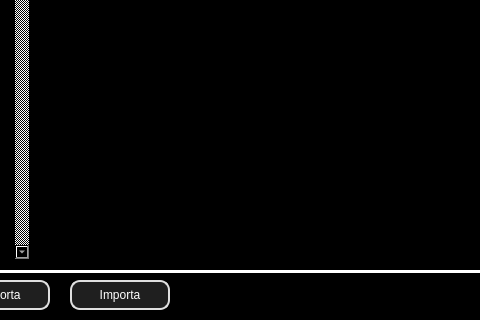
The window that UI/elementsProfile_dlg.ui (AntonioRIcca/ARStool) describes before a commit, drawn with Qt 5; both pictures show x 180 to 660 and y 280 to 600 of the 800 by 600 pixel window.
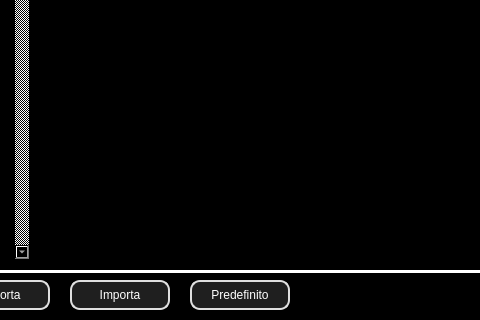
The same window after the commit.

Diff of the .ui file:
```diff
--- a/UI/elementsProfile_dlg.ui
+++ b/UI/elementsProfile_dlg.ui
@@ -181,6 +181,19 @@
     </rect>
    </property>
   </widget>
+  <widget class="QPushButton" name="defaultBtn">
+   <property name="geometry">
+    <rect>
+     <x>370</x>
+     <y>560</y>
+     <width>100</width>
+     <height>30</height>
+    </rect>
+   </property>
+   <property name="text">
+    <string>Predefinito</string>
+   </property>
+  </widget>
  </widget>
  <tabstops>
   <tabstop>profileTW</tabstop>
```
